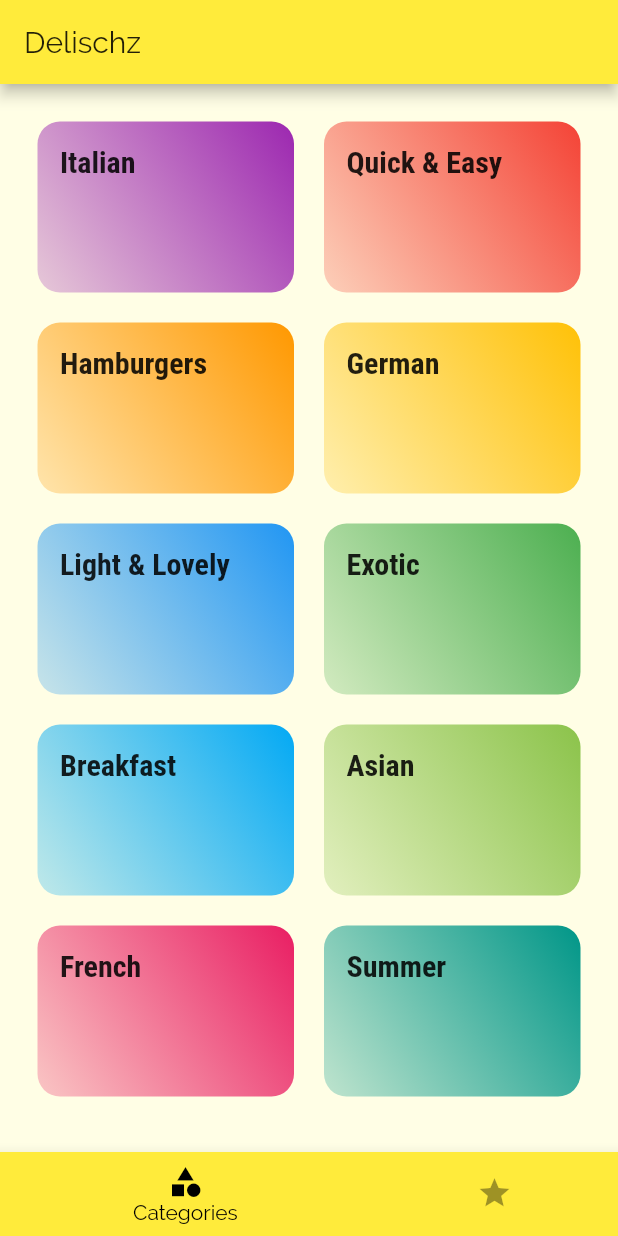
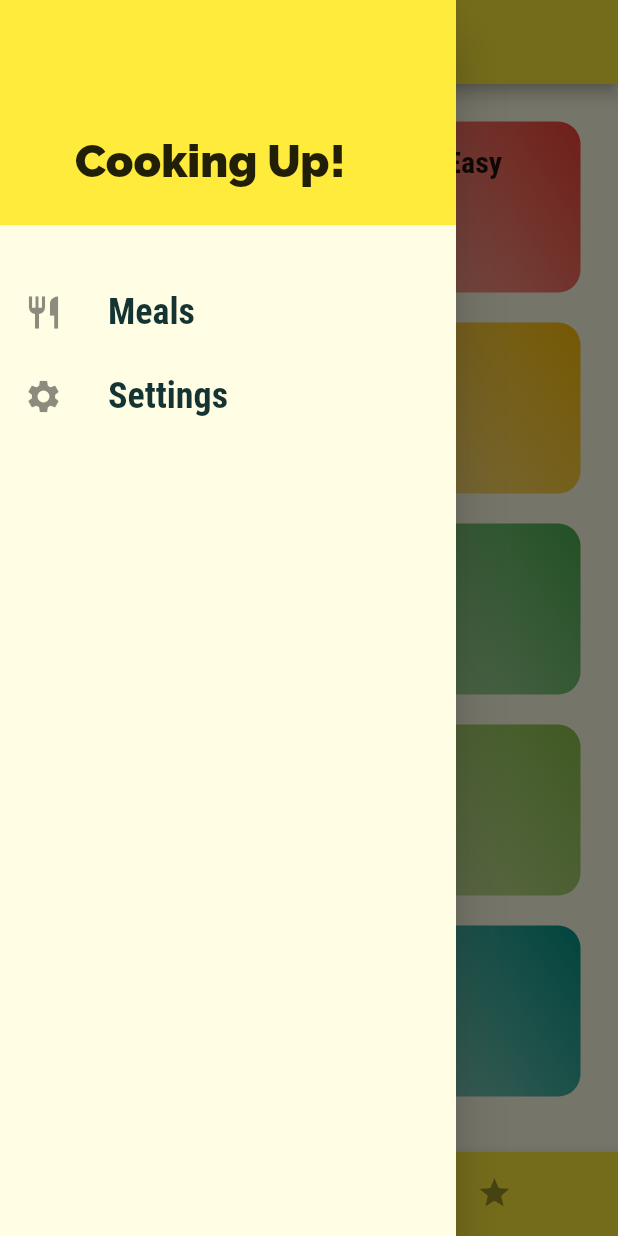
Before and after one commit to dinodzakmic/Meals-App, a Flutter app: the screen it shows after launch, with the side drawer open (before the commit the screen has no drawer), on a phone screen of 412 x 824 dp. Run offline on Flutter 3.47's test engine with Material 2 defaults, Android fonts, the phone set to English and light mode, and no system bars.

Commit message:
Created MainDrawer initially

```diff
--- a/lib/screens/tabs_screen.dart
+++ b/lib/screens/tabs_screen.dart
@@ -2,6 +2,7 @@ import 'package:flutter/material.dart';
 
 import './favorites_screen.dart';
 import './categories_screen.dart';
+import './../widgets/main_drawer.dart';
 
 class TabsScreen extends StatefulWidget {
   @override
@@ -30,6 +31,7 @@ class _TabsScreenState extends State<TabsScreen> {
         appBar: AppBar(
           title: Text('Delischz'),
         ),
+        drawer: MainDrawer(),
         body: _pages[_selectedPageIndex],
         bottomNavigationBar: BottomNavigationBar(
           onTap: _selectPage,
--- /dev/null
+++ b/lib/widgets/drawer_item.dart
@@ -0,0 +1,28 @@
+import 'package:flutter/material.dart';
+
+class DrawerItem extends StatelessWidget {
+  final IconData iconData;
+  final String titleText;
+  final Function selected;
+
+  const DrawerItem({this.iconData, this.titleText, this.selected});
+
+  @override
+  Widget build(BuildContext context) {
+    return ListTile(
+      leading: Icon(
+        iconData,
+        size: 26,
+      ),
+      title: Text(
+        titleText,
+        style: TextStyle(
+          fontFamily: 'RobotoCondensed',
+          fontSize: 24,
+          fontWeight: FontWeight.bold,
+        ),
+      ),
+      onTap: selected,
+    );
+  }
+}
--- /dev/null
+++ b/lib/widgets/main_drawer.dart
@@ -0,0 +1,40 @@
+import 'package:flutter/material.dart';
+
+import './drawer_item.dart';
+
+class MainDrawer extends StatelessWidget {
+  @override
+  Widget build(BuildContext context) {
+    return Drawer(
+      child: Column(
+        children: <Widget>[
+          Stack(
+            children: <Widget>[
+              Container(
+                color: Theme.of(context).primaryColor,
+                height: 150,
+              ),
+              Positioned(
+                child: Text(
+                  'Cooking Up!',
+                  style: TextStyle(
+                    fontWeight: FontWeight.w900,
+                    fontSize: 30,
+                    color: Theme.of(context).textTheme.title.color,
+                  ),
+                ),
+                bottom: 25,
+                left: 50,
+              )
+            ],
+          ),
+          SizedBox(
+            height: 30,
+          ),
+          DrawerItem(iconData: Icons.restaurant, titleText: 'Meals'),
+          DrawerItem(iconData: Icons.settings, titleText: 'Settings'),
+        ],
+      ),
+    );
+  }
+}
```
